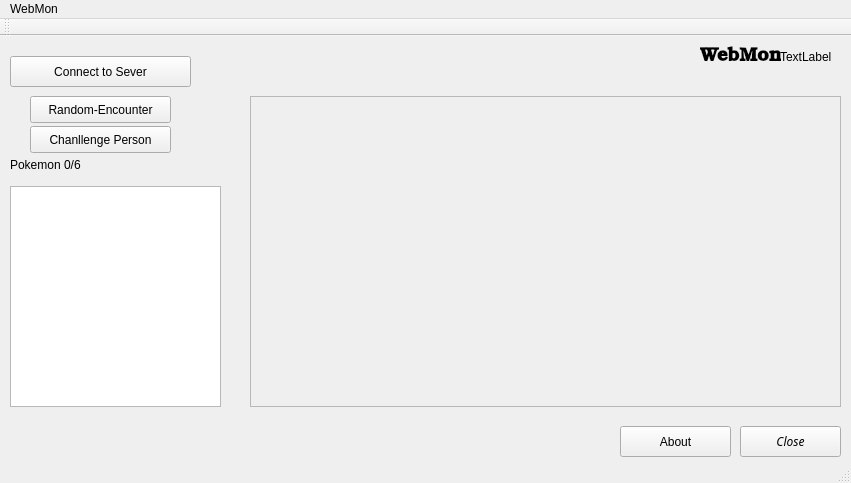
Old version of the form WebMon-Client/mainwindow.ui in the repository davsuss/WebMon.
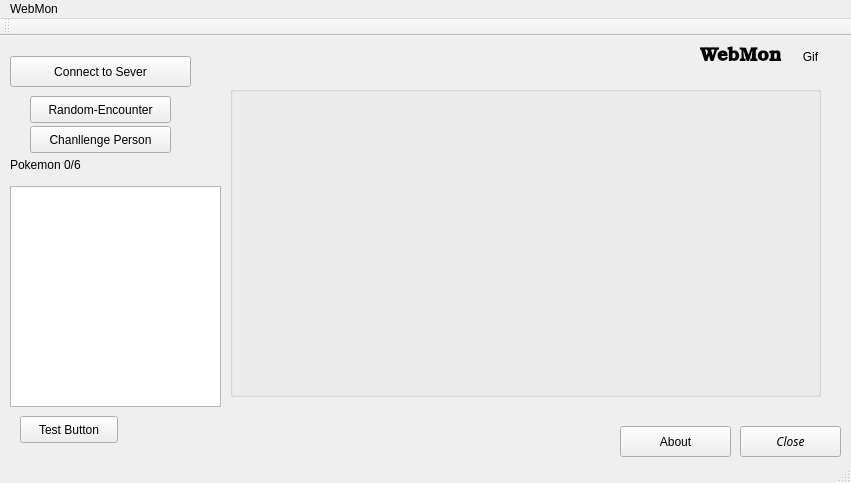
New version of the form.

Commit message: Added Sprite Support for the Battle Frame, Next working on the Health Bar

```diff
--- a/WebMon-Client/mainwindow.ui
+++ b/WebMon-Client/mainwindow.ui
@@ -27,21 +27,15 @@
      <string>Connect to Sever</string>
     </property>
    </widget>
-   <widget class="QFrame" name="frame">
+   <widget class="QGroupBox" name="BattleGroupBox">
     <property name="geometry">
      <rect>
-      <x>250</x>
-      <y>60</y>
+      <x>230</x>
+      <y>50</y>
       <width>591</width>
       <height>311</height>
      </rect>
     </property>
-    <property name="frameShape">
-     <enum>QFrame::StyledPanel</enum>
-    </property>
-    <property name="frameShadow">
-     <enum>QFrame::Raised</enum>
-    </property>
    </widget>
    <widget class="QListWidget" name="listWidget">
     <property name="geometry">
@@ -134,7 +128,10 @@
      </rect>
     </property>
     <property name="text">
-     <string>TextLabel</string>
+     <string>Gif</string>
+    </property>
+    <property name="alignment">
+     <set>Qt::AlignCenter</set>
     </property>
    </widget>
    <widget class="QLabel" name="label_3">
@@ -158,6 +155,19 @@
      <string>WebMon</string>
     </property>
    </widget>
+   <widget class="QPushButton" name="pushButton_6">
+    <property name="geometry">
+     <rect>
+      <x>20</x>
+      <y>380</y>
+      <width>98</width>
+      <height>27</height>
+     </rect>
+    </property>
+    <property name="text">
+     <string>Test Button</string>
+    </property>
+   </widget>
   </widget>
   <widget class="QMenuBar" name="menuBar">
    <property name="geometry">
```
The commit also changes 12 other files.
